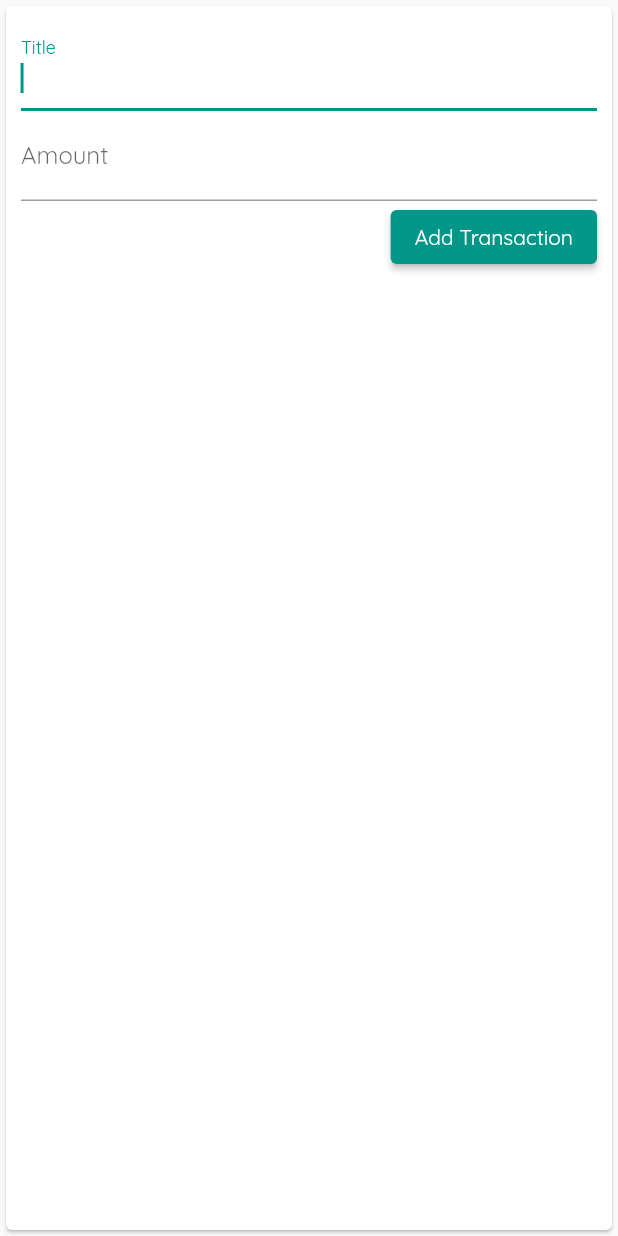
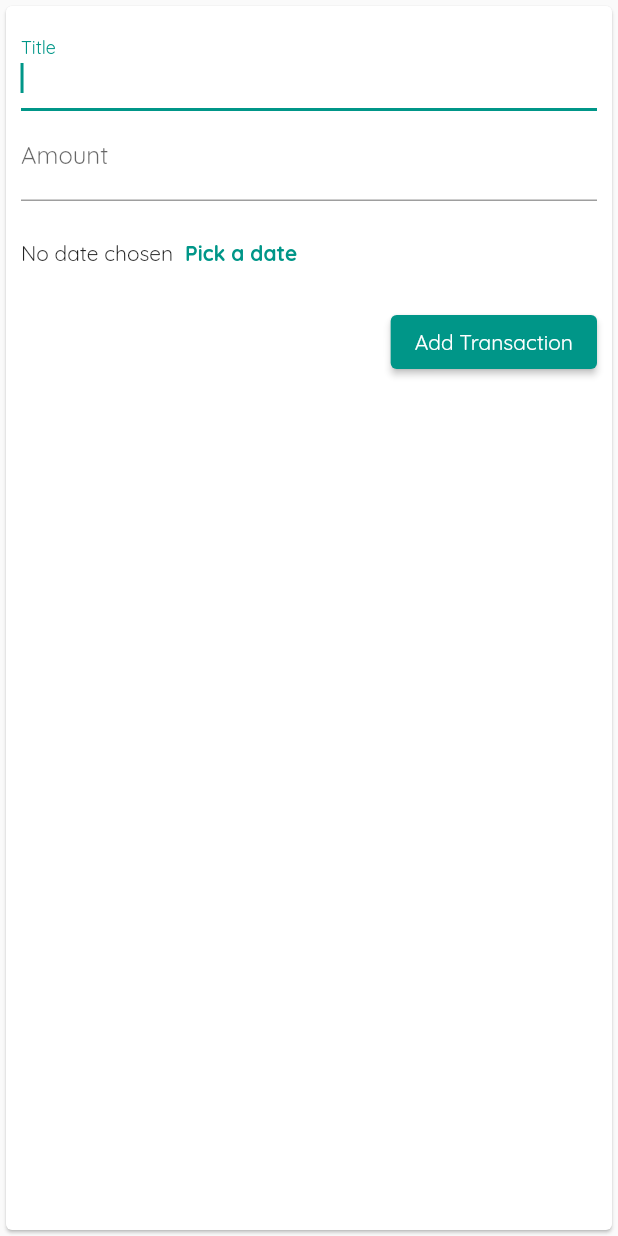
Before and after one commit to Przemas91M/expenses_app_v2, a Flutter app: the NewTransaction widget shown alone on an empty page, opened directly with empty values, after a tap on "Add Transaction", on a phone screen of 412 x 824 dp. Run offline on Flutter 3.47's test engine with Material 2 defaults, Android fonts, the phone set to English and light mode, and no system bars.

```diff
--- a/lib/widgets/chart.dart
+++ b/lib/widgets/chart.dart
@@ -19,8 +19,6 @@ class Chart extends StatelessWidget {
           totalSum += recentTransactions[i].amount;
         }
       }
-      print(DateFormat.E().format(weekDay));
-      print(totalSum.toString());
       return {'day': DateFormat.E().format(weekDay), 'amount': totalSum};
     }).reversed.toList();
   }
--- a/lib/widgets/new_transaction.dart
+++ b/lib/widgets/new_transaction.dart
@@ -1,4 +1,5 @@
 import 'package:flutter/material.dart';
+import 'package:intl/intl.dart';
 
 class NewTransaction extends StatefulWidget {
   final Function tsAdd; //właściwość, w której będę przechowywać funkcję
@@ -10,18 +11,34 @@ class NewTransaction extends StatefulWidget {
 
 class _NewTransactionState extends State<NewTransaction> {
   final titleController = TextEditingController();
-
   final amountController = TextEditingController();
+  DateTime? _selectedDate;
 
   //przejmuje funkcje z innego widgetu
-  void submitData() {
+  void _submitData() {
     final title = titleController.text;
     final amount = double.parse(amountController.text);
-    if (title.isEmpty || amount <= 0) {
+    if (title.isEmpty || amount <= 0 || _selectedDate == null) {
       return;
     }
-    widget.tsAdd(title, amount);
+    widget.tsAdd(title, amount, _selectedDate);
     Navigator.of(context).pop(); //zamyka dolne menu wpisywania danych
+  }
+
+  void _showDatePicker() {
+    showDatePicker(
+            context: context,
+            initialDate: DateTime.now(),
+            firstDate: DateTime(2023),
+            lastDate: DateTime.now())
+        .then((pickedDate) {
+      if (pickedDate == null) {
+        return;
+      }
+      setState(() {
+        _selectedDate = pickedDate;
+      });
+    });
   }
 
   @override
@@ -44,10 +61,26 @@ class _NewTransactionState extends State<NewTransaction> {
             ),
             textInputAction: TextInputAction.done,
             onSubmitted: (_) =>
-                submitData, //nie wrzucam argumentu, ale wykonuje funkcje
+                _submitData, //nie wrzucam argumentu, ale wykonuje funkcje
+          ),
+          SizedBox(
+            height: 70,
+            child: Row(
+              children: [
+                Text(_selectedDate == null
+                    ? 'No date chosen'
+                    : 'Chosen date: ${DateFormat('dd.MM.yyyy').format(_selectedDate!)}'),
+                TextButton(
+                    onPressed: _showDatePicker,
+                    child: const Text(
+                      'Pick a date',
+                      style: TextStyle(fontWeight: FontWeight.bold),
+                    ))
+              ],
+            ),
           ),
           ElevatedButton(
-            onPressed: submitData,
+            onPressed: _submitData,
             child: const Text(
               'Add Transaction',
             ),
```
Also changed, not shown: lib/main.dart (+13 -5 lines), lib/widgets/transactions_list.dart (+16 -2 lines).
